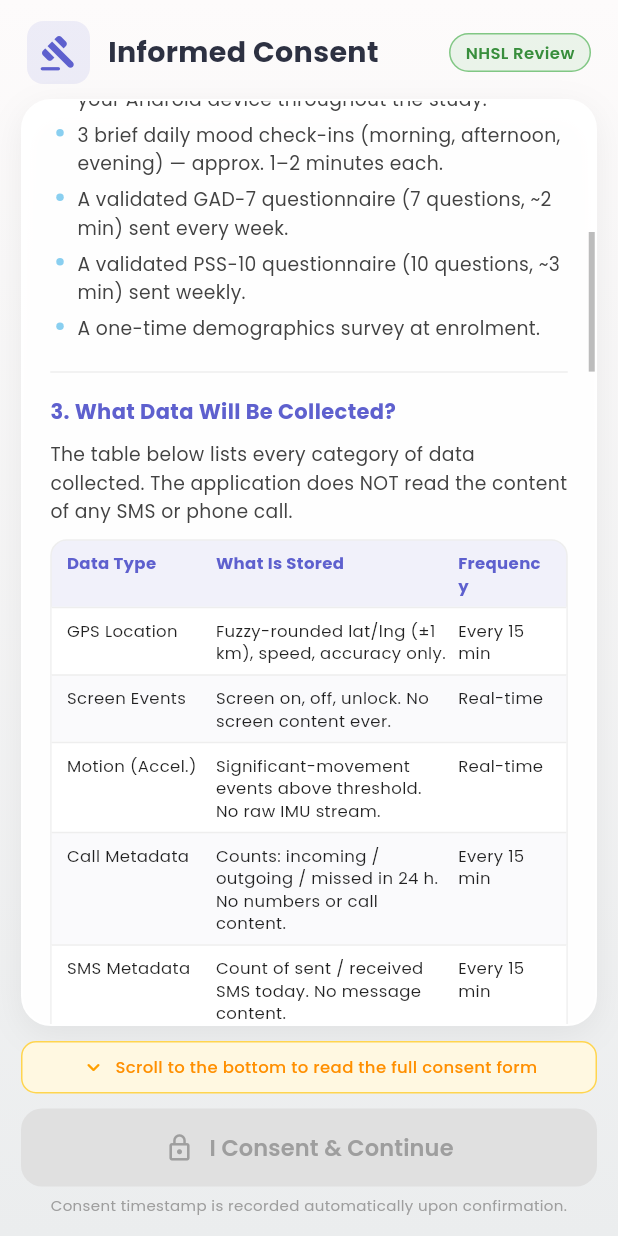
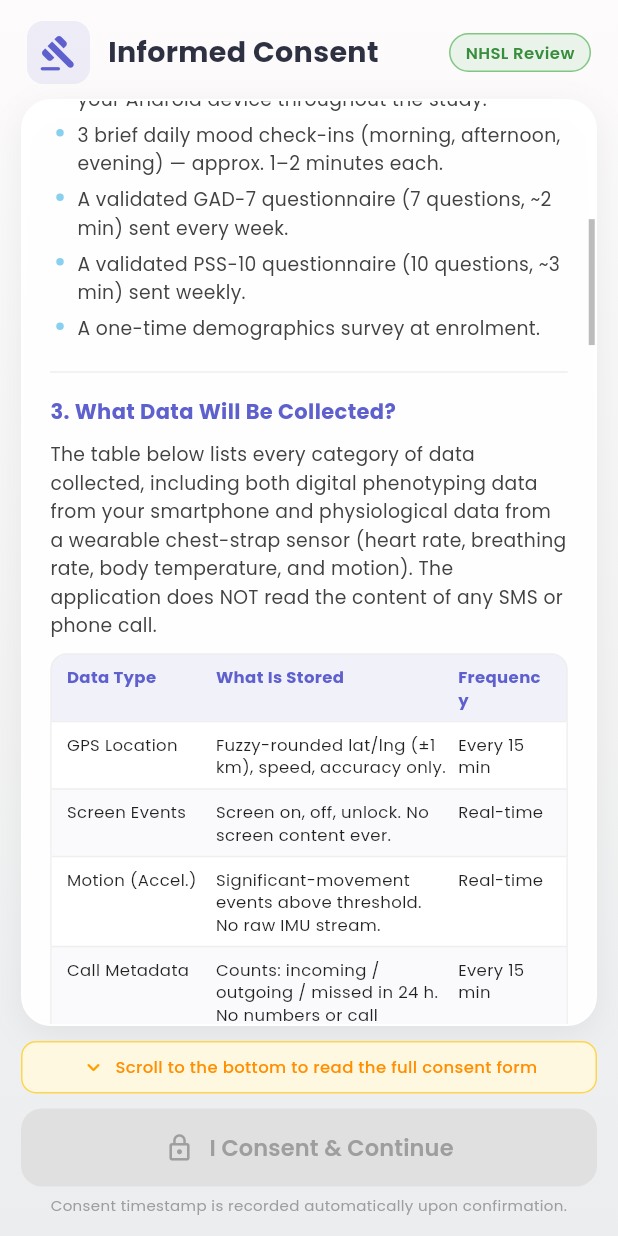
Before and after one commit to DewduSendanayake/anxiety_mobile_app, a Flutter app: the screen it shows after launch, scrolled down 576 dp, on a phone screen of 412 x 824 dp. Run offline on Flutter 3.47's test engine with Material 3 defaults, Android fonts, the phone set to English and light mode, and no system bars; our stand-ins replace battery_plus, connectivity_plus, fl_chart, flutter_local_notifications, geolocator, google_fonts and 3 more; missing offline and left inert: call_log, flutter_background_service, flutter_sms_inbox, screen_state, usage_stats.

Commit message:
Update informed_consent_page.dart

```diff
--- a/lib/pages/informed_consent_page.dart
+++ b/lib/pages/informed_consent_page.dart
@@ -40,16 +40,17 @@ class _InformedConsentPageState extends State<InformedConsentPage> {
   bool _hasScrolledToBottom = false;
   String _consentTimestamp = '';
 
-  // Six declarations — loaded from prefs in readOnly mode.
+  // Seven declarations — loaded from prefs in readOnly mode.
   bool _cbAge       = false;
   bool _cbPurpose   = false;
   bool _cbData      = false;
+  bool _cbPhysio    = false;
   bool _cbStorage   = false;
   bool _cbRights    = false;
   bool _cbVoluntary = false;
 
   bool get _allChecked =>
-      _cbAge && _cbPurpose && _cbData && _cbStorage && _cbRights && _cbVoluntary;
+      _cbAge && _cbPurpose && _cbData && _cbPhysio && _cbStorage && _cbRights && _cbVoluntary;
 
   bool get _canProceed => _hasScrolledToBottom && _allChecked;
 
@@ -79,6 +80,7 @@ class _InformedConsentPageState extends State<InformedConsentPage> {
       _cbAge       = prefs.getBool('consent_cb_age')       ?? true;
       _cbPurpose   = prefs.getBool('consent_cb_purpose')   ?? true;
       _cbData      = prefs.getBool('consent_cb_data')      ?? true;
+      _cbPhysio    = prefs.getBool('consent_cb_physio')    ?? true;
       _cbStorage   = prefs.getBool('consent_cb_storage')   ?? true;
       _cbRights    = prefs.getBool('consent_cb_rights')    ?? true;
       _cbVoluntary = prefs.getBool('consent_cb_voluntary') ?? true;
@@ -105,6 +107,7 @@ class _InformedConsentPageState extends State<InformedConsentPage> {
     await prefs.setBool('consent_cb_age',       _cbAge);
     await prefs.setBool('consent_cb_purpose',   _cbPurpose);
     await prefs.setBool('consent_cb_data',      _cbData);
+    await prefs.setBool('consent_cb_physio',    _cbPhysio);
     await prefs.setBool('consent_cb_storage',   _cbStorage);
     await prefs.setBool('consent_cb_rights',    _cbRights);
     await prefs.setBool('consent_cb_voluntary', _cbVoluntary);
@@ -194,8 +197,11 @@ class _InformedConsentPageState extends State<InformedConsentPage> {
                           // ── Section 3 ─────────────────────────────────
                           _sectionTitle("3. What Data Will Be Collected?"),
                           _paragraph(
-                            "The table below lists every category of data collected. "
-                            "The application does NOT read the content of any SMS or phone call.",
+                            "The table below lists every category of data collected, including both "
+                            "digital phenotyping data from your smartphone and physiological data "
+                            "from a wearable chest-strap sensor (heart rate, breathing rate, body "
+                            "temperature, and motion). The application does NOT read the content "
+                            "of any SMS or phone call.",
                           ),
                           _dataTable(),
                           _divider(),
@@ -286,6 +292,11 @@ class _InformedConsentPageState extends State<InformedConsentPage> {
                             value: _cbData,
                             key: 'data',
                             label: "I understand what data is collected from my device, including location, sensor data, communication metadata, and self-report responses, and I consent to this collection (Section 3).",
+                          ),
+                          _consentCheck(
+                            value: _cbPhysio,
+                            key: 'physio',
+                            label: "I consent to the collection of physiological data from a wearable chest-strap sensor, including heart rate, breathing rate, body temperature, and motion/accelerometer data, for anxiety risk monitoring and research purposes (Section 3).",
                           ),
                           _consentCheck(
                             value: _cbStorage,
@@ -484,6 +495,7 @@ class _InformedConsentPageState extends State<InformedConsentPage> {
           case 'age':      _cbAge       = v ?? false; break;
           case 'purpose':  _cbPurpose   = v ?? false; break;
           case 'data':     _cbData      = v ?? false; break;
+          case 'physio':   _cbPhysio    = v ?? false; break;
           case 'storage':  _cbStorage   = v ?? false; break;
           case 'rights':   _cbRights    = v ?? false; break;
           case 'voluntary':_cbVoluntary = v ?? false; break;
@@ -674,6 +686,7 @@ class _InformedConsentPageState extends State<InformedConsentPage> {
       if (!_cbAge)       "Confirm age ≥ 18",
       if (!_cbPurpose)   "Study purpose & procedures",
       if (!_cbData)      "Data collection",
+      if (!_cbPhysio)    "Physiological data collection",
       if (!_cbStorage)   "Overseas storage",
       if (!_cbRights)    "Your data rights",
       if (!_cbVoluntary) "Voluntary participation",
@@ -767,6 +780,10 @@ class _InformedConsentPageState extends State<InformedConsentPage> {
       ["GAD-7 Score",       "7-item validated scale — total score + per-item responses.",                  "Weekly"],
       ["PSS-10 Score",      "10-item validated scale — total score + per-item responses.",                 "Weekly"],
       ["Demographics",      "Age, gender, education, employment, diagnosis, sleep quality. One-time only.","Enrolment"],
+      ["Heart Rate",        "BPM from wearable chest-strap ECG/PPG sensor. Continuous stream.",              "Real-time"],
+      ["Breathing Rate",    "Breaths per minute from chest impedance sensor.",                              "Real-time"],
+      ["Body Temperature", "Core temperature (°C) from skin-contact thermistor.",                          "Real-time"],
+      ["Motion (IMU)",      "3-axis accelerometer magnitude for restlessness detection.",                   "Real-time"],
     ];
 
     return Container(
```
